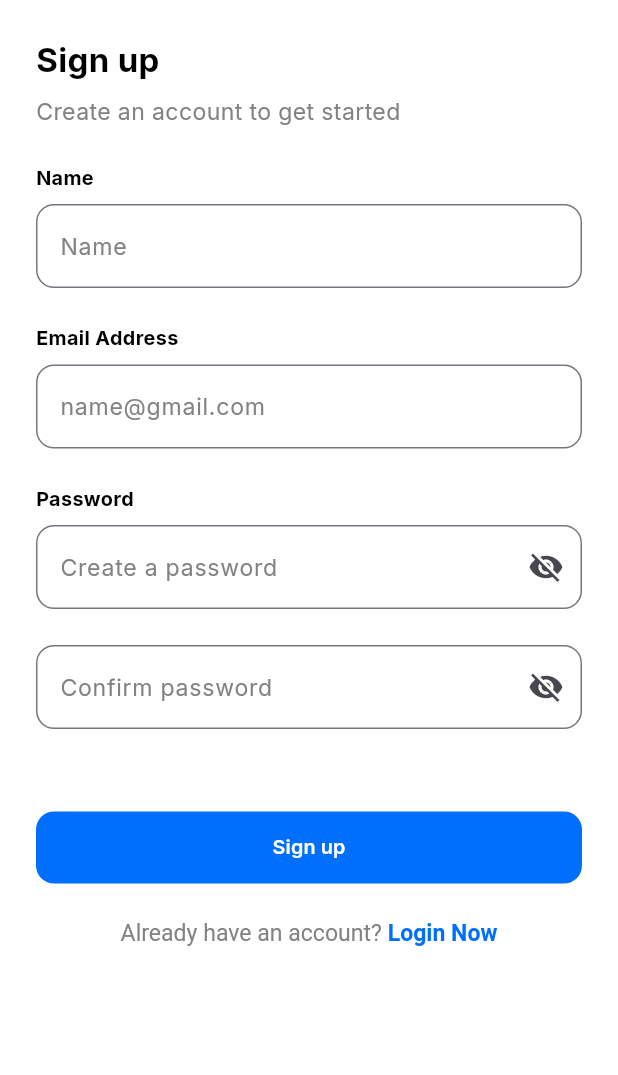
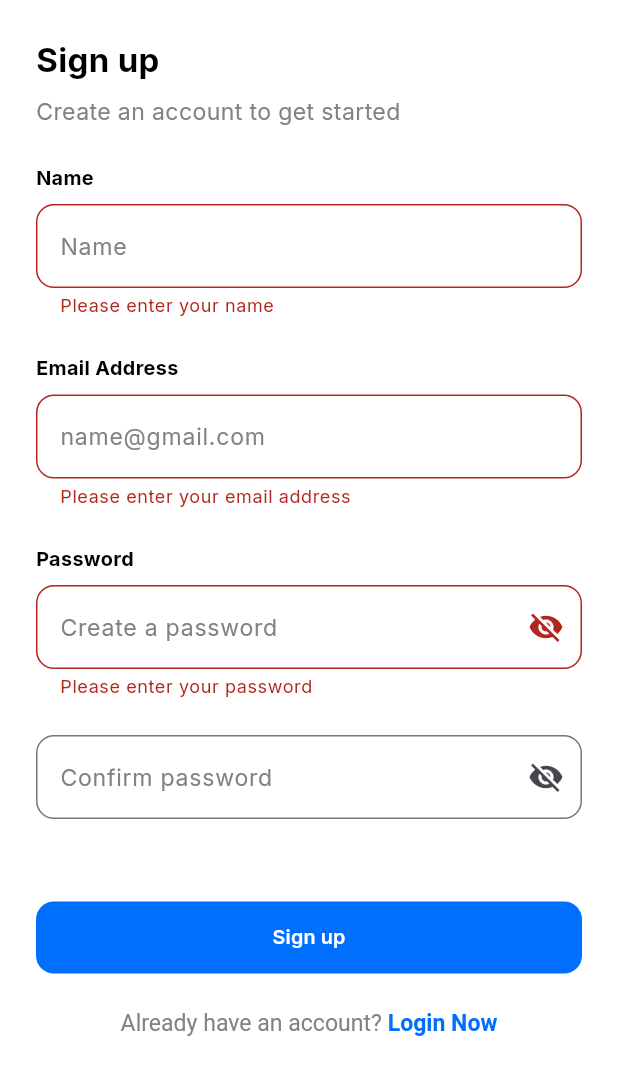
Before and after one commit to HazimNabil/spectra-sports, a Flutter app: the SignUpView screen opened by its route, after a tap on "Sign up", on a phone screen of 412 x 824 dp. Shown: the top 1075 px of the screen. Run offline on Flutter 3.47's test engine with Material 3 defaults, Android fonts, the phone set to English and light mode, and no system bars; our stand-ins replace device_preview, go_router, google_fonts.

Commit message:
Add validation to sign up form

```diff
--- a/lib/features/auth/presentation/widgets/sign_up_form_section.dart
+++ b/lib/features/auth/presentation/widgets/sign_up_form_section.dart
@@ -4,12 +4,23 @@ import 'package:spectra_sports/core/utils/app_styles.dart';
 import 'package:spectra_sports/core/widgets/custom_button.dart';
 import 'package:spectra_sports/core/widgets/custom_text_field.dart';
 
-class SignUpFormSection extends StatelessWidget {
+class SignUpFormSection extends StatefulWidget {
   const SignUpFormSection({super.key});
 
   @override
+  State<SignUpFormSection> createState() => _SignUpFormSectionState();
+}
+
+class _SignUpFormSectionState extends State<SignUpFormSection> {
+  final _formKey = GlobalKey<FormState>();
+  AutovalidateMode _autovalidateMode = AutovalidateMode.disabled;
+
+  @override
   Widget build(BuildContext context) {
-    return Column(
+    return Form(
+      key: _formKey,
+      autovalidateMode: _autovalidateMode,
+      child: Column(
         crossAxisAlignment: CrossAxisAlignment.start,
         children: [
           Text(
@@ -22,7 +33,10 @@ class SignUpFormSection extends StatelessWidget {
             ),
           ),
           const SizedBox(height: 8),
-        const CustomTextField(hintText: 'Name'),
+          CustomTextField(
+            hintText: 'Name',
+            validator: nameValidator,
+          ),
           const SizedBox(height: 24),
           Text(
             'Email Address',
@@ -34,7 +48,10 @@ class SignUpFormSection extends StatelessWidget {
             ),
           ),
           const SizedBox(height: 8),
-        const CustomTextField(hintText: 'name@gmail.com'),
+          CustomTextField(
+            hintText: 'name@gmail.com',
+            validator: emailValidator,
+          ),
           const SizedBox(height: 24),
           Text(
             'Password',
@@ -46,9 +63,10 @@ class SignUpFormSection extends StatelessWidget {
             ),
           ),
           const SizedBox(height: 8),
-        const CustomTextField(
+          CustomTextField(
             hintText: 'Create a password',
             isPasswordField: true,
+            validator: passwordValidator,
           ),
           const SizedBox(height: 24),
           const CustomTextField(
@@ -61,10 +79,42 @@ class SignUpFormSection extends StatelessWidget {
             width: double.infinity,
             child: CustomButton(
               title: 'Sign up',
-            onPressed: () {},
+              onPressed: () {
+                if (_formKey.currentState!.validate()) {
+                } else {
+                  setState(() => _autovalidateMode = AutovalidateMode.always);
+                }
+              },
             ),
           ),
         ],
+      ),
     );
   }
+
+  String? passwordValidator(String? password) {
+    if (password?.isEmpty ?? true) {
+      return 'Please enter your password';
+    } else if (password!.length < 8) {
+      return 'Password must be at least 8 characters';
     }
+    return null;
+  }
+
+  String? emailValidator(String? email) {
+    final emailRegex = RegExp(r'^[\w-\.]+@([\w-]+\.)+[\w-]{2,4}$');
+    if (email?.isEmpty ?? true) {
+      return 'Please enter your email address';
+    } else if (!emailRegex.hasMatch(email!)) {
+      return 'Please enter a valid email address';
+    }
+    return null;
+  }
+
+  String? nameValidator(String? name) {
+    if (name?.isEmpty ?? true) {
+      return 'Please enter your name';
+    }
+    return null;
+  }
+}
```
Lines whose indentation alone changed are shown as unchanged.
